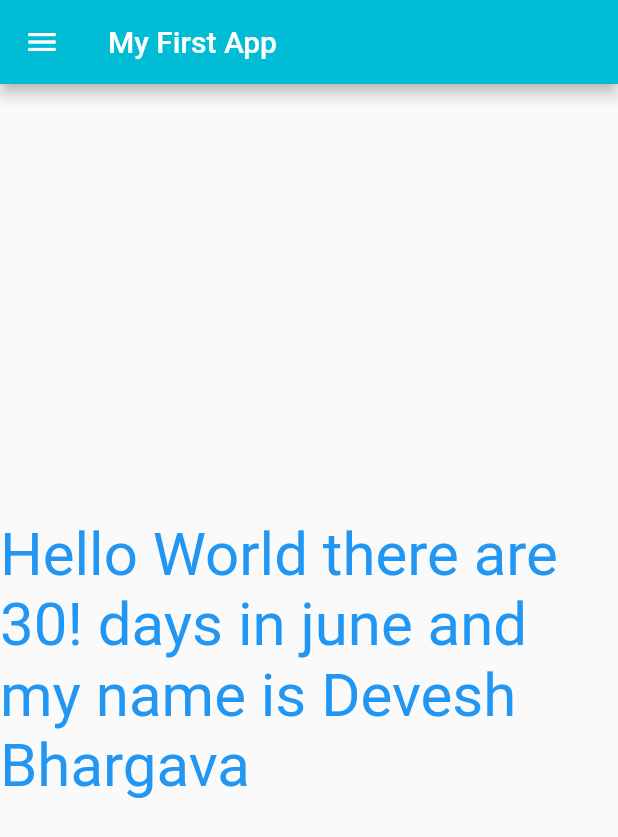
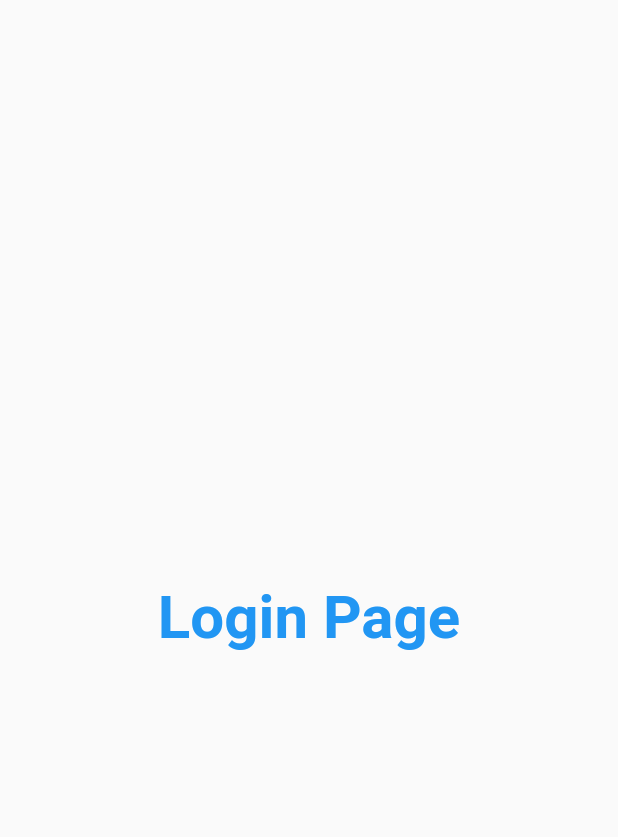
Before and after one commit to devesh1702/Flutter, a Flutter app: the screen it shows after launch, on a phone screen of 412 x 824 dp. Shown: the top 837 px of the screen. Run offline on Flutter 3.47's test engine with Material 2 defaults, Android fonts, the phone set to English and light mode, and no system bars.

Commit message:
Day 3 completed

```diff
--- a/lib/main.dart
+++ b/lib/main.dart
@@ -1,5 +1,6 @@
 import 'package:flutter/material.dart';
-import 'package:flutter_application_1/home.dart';
+import 'package:flutter_application_1/pages/home.dart';
+import 'package:flutter_application_1/pages/login_page.dart';
 
 void main() {
   runApp(MyApp());
@@ -23,7 +24,18 @@ class MyApp extends StatelessWidget {
 
     return MaterialApp(
       title: 'My First App',
-      home: HomePage()
+      themeMode: ThemeMode
+          .light, // just change between .light and .dark to change the color of the page
+      theme: ThemeData(primarySwatch: Colors.deepPurple),
+      darkTheme: ThemeData(
+        brightness: Brightness.dark,
+      ),
+      routes: {
+        //it is used to point towards the page we want to visit
+        '/': (context) => LoginPage(),
+        '/home': (context) => HomePage(),
+        "/login": (context) => LoginPage()
+      },
     );
   }
 }
--- a/lib/home.dart
+++ b/lib/pages/home.dart
@@ -10,14 +10,13 @@ class HomePage extends StatelessWidget {
     return Scaffold(
       appBar: AppBar(
         title: Text('My First App'),
-        backgroundColor: Colors.cyan,
       ),
       body: Center(
         child: Text(
           'Hello World there are $days! days in june and my name is $name',
           textDirection: TextDirection.ltr,
           style: TextStyle(
-            fontSize: 40.0,
+            fontSize: 10.0,
             color: Colors.blue,
           ),
         ),
--- /dev/null
+++ b/lib/pages/login_page.dart
@@ -0,0 +1,19 @@
+import 'package:flutter/material.dart';
+
+class LoginPage extends StatelessWidget {
+  @override
+  Widget build(BuildContext context) {
+    return Material(
+      child: Center(
+          child: Text(
+        "Login Page",
+        style: TextStyle(
+          fontSize: 20, // isko apne hisab se nahi dena chahiye because dusre platform like web and other big phones me dikat aati hai
+          color: Colors.blue,
+          fontWeight: FontWeight.bold,
+        ),
+        textScaleFactor: 2.0,
+      )),
+    );
+  }
+}
```
